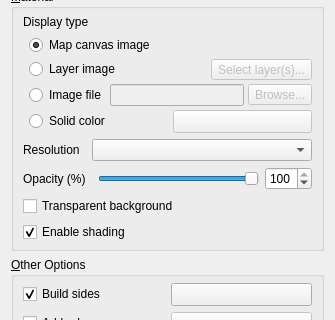
First picture: the form in ui/demproperties.ui, repository minorua/Qgis2threejs, before the edit; both pictures show x 0 to 335 and y 192 to 512 of the 335 by 631 pixel window.
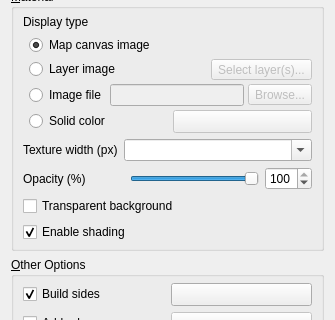
Second picture: the form after the edit. Custom widgets are drawn as their Qt base class.

Commit message:
DEM: change Resolution combobox to Texture width (fix #153)
- use extent with the same aspect ratio as map image
    width is always same as the base extent width but height may be slightly different from the base extent height
- rename dissolvePolygonsOnCanvas() to dissolvePolygonsWithinExtent()
- add DEMPropertyReader class

```diff
--- a/ui/demproperties.ui
+++ b/ui/demproperties.ui
@@ -337,7 +337,7 @@
         <item row="0" column="0">
          <widget class="QLabel" name="label_TextureSize">
           <property name="text">
-           <string>Resolution</string>
+           <string>Texture width (px)</string>
           </property>
          </widget>
         </item>
@@ -370,7 +370,11 @@
          </widget>
         </item>
         <item row="0" column="1" colspan="3">
-         <widget class="QComboBox" name="comboBox_TextureSize"/>
+         <widget class="QComboBox" name="comboBox_TextureSize">
+          <property name="editable">
+           <bool>true</bool>
+          </property>
+         </widget>
         </item>
        </layout>
       </item>
```
The commit also changes 4 other files.
